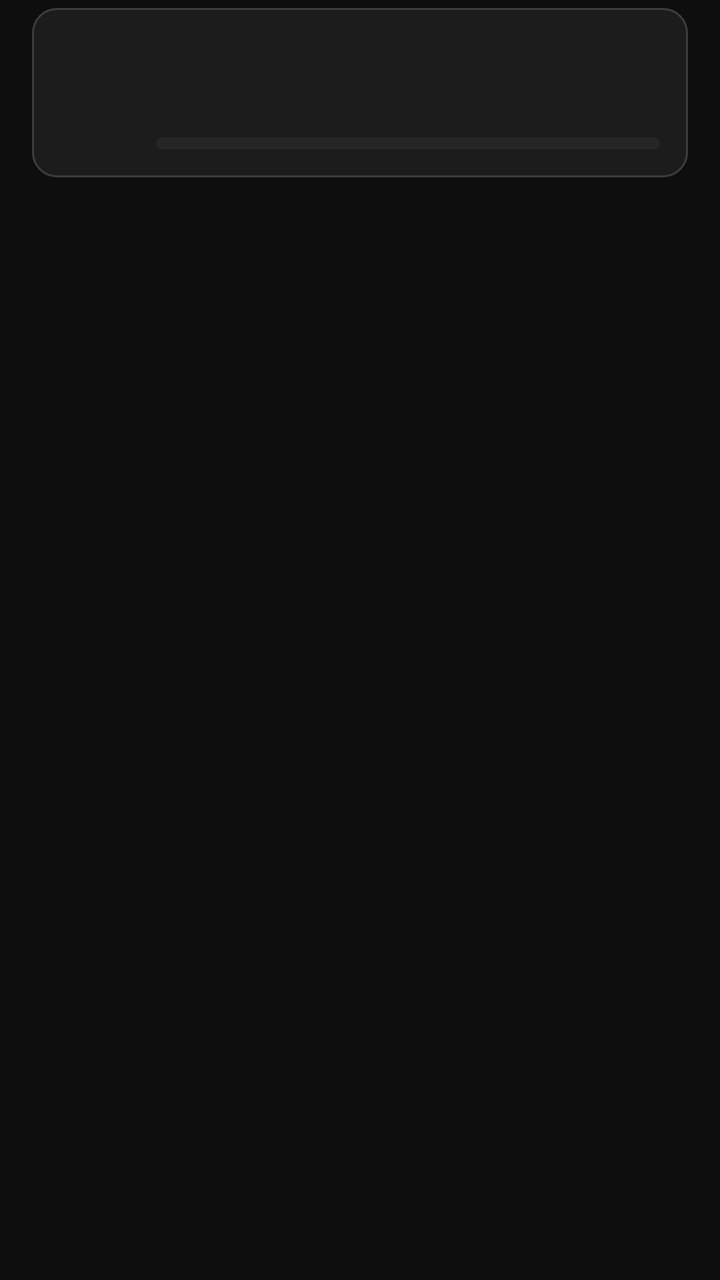
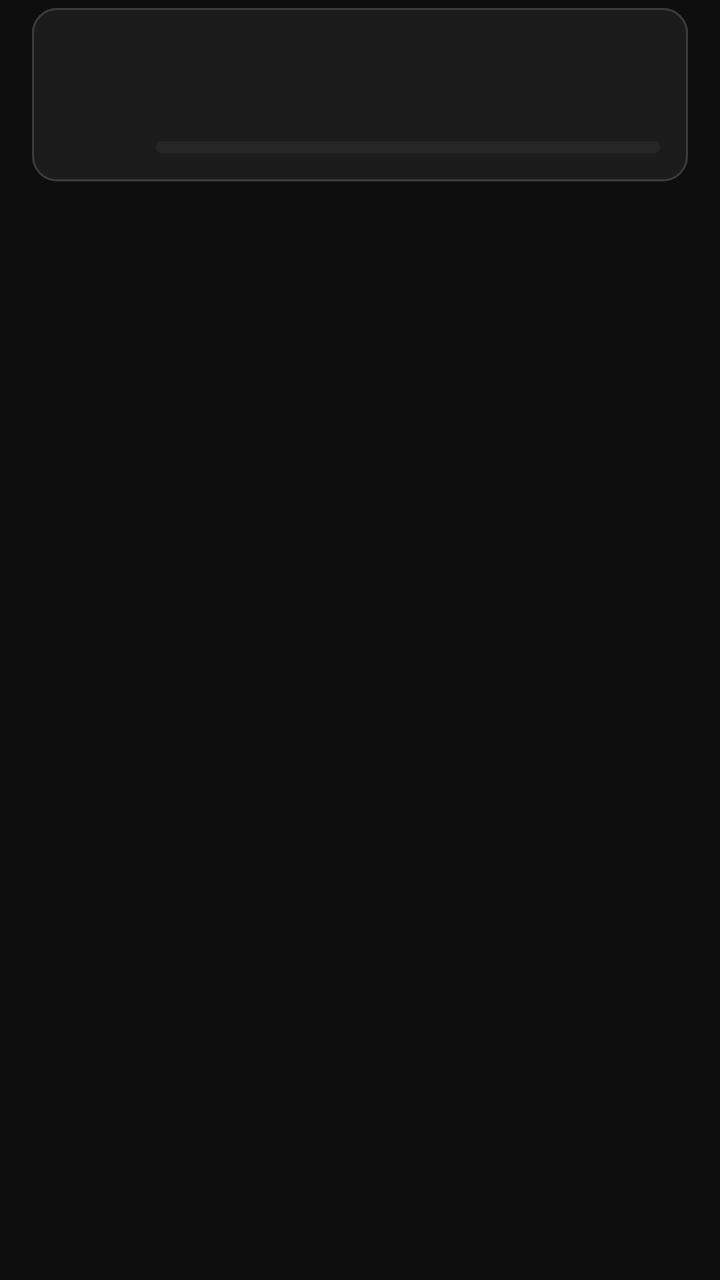

The first picture is an Android layout as it rendered before a commit; the second is the same layout after the commit. The layout source and the unified diff follow.
<!-- AndroidManifest.xml: application theme Theme.AgendaPersonal -->
<!-- res/layout/item_reporte.xml -->
<?xml version="1.0" encoding="utf-8"?>
<FrameLayout xmlns:android="http://schemas.android.com/apk/res/android"
    android:layout_width="match_parent"
    android:layout_height="wrap_content"
    android:paddingHorizontal="16dp"
    android:paddingVertical="4dp">

    
    <LinearLayout
        android:layout_width="match_parent"
        android:layout_height="wrap_content"
        android:background="@drawable/fondo_tarjeta"
        android:gravity="center_vertical"
        android:orientation="horizontal"
        android:padding="14dp">

        
        <TextView
            android:id="@+id/vColor"
            android:layout_width="34dp"
            android:layout_height="34dp"
            android:layout_marginEnd="14dp"
            android:gravity="center"
            android:importantForAccessibility="no"
            android:textColor="@color/texto"
            android:textSize="16sp"
            android:textStyle="bold" />

        
        <LinearLayout
            android:layout_width="0dp"
            android:layout_height="wrap_content"
            android:layout_weight="1"
            android:orientation="vertical">

            
            <LinearLayout
                android:layout_width="match_parent"
                android:layout_height="wrap_content"
                android:gravity="center_vertical"
                android:orientation="horizontal">

                <TextView
                    android:id="@+id/tvNombre"
                    android:layout_width="0dp"
                    android:layout_height="wrap_content"
                    android:layout_weight="1"
                    android:ellipsize="end"
                    android:maxLines="1"
                    android:textColor="@color/texto"
                    android:textSize="16sp"
                    android:textStyle="bold" />

                
                <TextView
                    android:id="@+id/tvPorcentaje"
                    android:layout_width="wrap_content"
                    android:layout_height="wrap_content"
                    android:layout_marginStart="8dp"
                    android:textSize="13sp"
                    android:textStyle="bold" />
            </LinearLayout>

            
            <TextView
                android:id="@+id/tvHoras"
                android:layout_width="match_parent"
                android:layout_height="wrap_content"
                android:layout_marginTop="2dp"
                android:textColor="@color/texto_secundario"
                android:textSize="14sp" />

            
            <ProgressBar
                android:id="@+id/pbMateria"
                style="?android:attr/progressBarStyleHorizontal"
                android:layout_width="match_parent"
                android:layout_height="6dp"
                android:layout_marginTop="8dp"
                android:max="100"
                android:maxHeight="6dp"
                android:minHeight="6dp"
                android:progressDrawable="@drawable/barra_progreso" />
        </LinearLayout>
    </LinearLayout>
</FrameLayout>
<!-- resources referenced by this layout -->
<resources>
  <color name="texto">#FFF2F2F2</color>
  <color name="texto_secundario">#FFB3B3B3</color>
  <!-- drawable barra_progreso (drawable) -->
  <?xml version="1.0" encoding="utf-8"?>
  <layer-list xmlns:android="http://schemas.android.com/apk/res/android">
      <item android:id="@android:id/background">
          <shape android:shape="rectangle">
              <corners android:radius="4dp" />
              <solid android:color="@color/tarjeta_alta" />
          </shape>
      </item>
      <item android:id="@android:id/progress">
          <scale android:scaleWidth="100%">
              <shape android:shape="rectangle">
                  <corners android:radius="4dp" />
                  <solid android:color="@color/verde" />
              </shape>
          </scale>
      </item>
  </layer-list>
  <!-- drawable fondo_tarjeta (drawable) -->
  <?xml version="1.0" encoding="utf-8"?>
  <shape xmlns:android="http://schemas.android.com/apk/res/android"
      android:shape="rectangle">
      <corners android:radius="12dp" />
      <solid android:color="@color/tarjeta" />
      <stroke
          android:width="1dp"
          android:color="@color/borde" />
  </shape>
  <style name="Theme.AgendaPersonal" parent="Base.Theme.AgendaPersonal" />
  <color name="tarjeta_alta">#FF262626</color>
  <color name="verde">#FF4CAF50</color>
  <color name="tarjeta">#FF1C1C1C</color>
  <color name="borde">#FF3D3D3D</color>
  <color name="texto_sobre_verde">#FF0E0E0E</color>
  <color name="verde_oscuro">#FF2E7D32</color>
  <color name="fondo">#FF0E0E0E</color>
  <color name="texto_pista">#FF808080</color>
  <style name="DialogoAgenda" parent="ThemeOverlay.Material3.Dialog.Alert">
          <item name="android:windowBackground">@drawable/fondo_dialogo</item>
          <item name="buttonBarPositiveButtonStyle">@style/BotonDialogoPrincipal</item>
          <item name="buttonBarNegativeButtonStyle">@style/BotonDialogoSecundario</item>
      </style>
  <!-- drawable fondo_dialogo (drawable) -->
  <?xml version="1.0" encoding="utf-8"?>
  <inset xmlns:android="http://schemas.android.com/apk/res/android"
      android:insetLeft="16dp"
      android:insetTop="24dp"
      android:insetRight="16dp"
      android:insetBottom="24dp">
      <shape android:shape="rectangle">
          <corners android:radius="24dp" />
          <solid android:color="@color/tarjeta_alta" />
      </shape>
  </inset>
  <style name="BotonDialogoPrincipal" parent="BotonPrincipal">
          <item name="android:layout_marginStart">8dp</item>
      </style>
  <style name="BotonDialogoSecundario" parent="BotonSecundario" />
  <style name="BotonPrincipal" parent="Widget.Material3.Button">
          <item name="android:minHeight">48dp</item>
          <item name="backgroundTint">@color/verde</item>
          <item name="android:textColor">@color/texto_sobre_verde</item>
      </style>
  <style name="BotonSecundario" parent="Widget.Material3.Button.OutlinedButton">
          <item name="android:minHeight">48dp</item>
          <item name="strokeColor">@color/verde</item>
          <item name="android:textColor">@color/verde</item>
      </style>
  <!-- unchanged entries left out for length: 1 -->
</resources>

<!-- the commit's change to res/layout/item_reporte.xml (unified diff, before → after) -->
@@ -57,6 +57,8 @@
                     android:layout_width="wrap_content"
                     android:layout_height="wrap_content"
                     android:layout_marginStart="8dp"
+                    android:paddingHorizontal="10dp"
+                    android:paddingVertical="3dp"
                     android:textSize="13sp"
                     android:textStyle="bold" />
             </LinearLayout>
